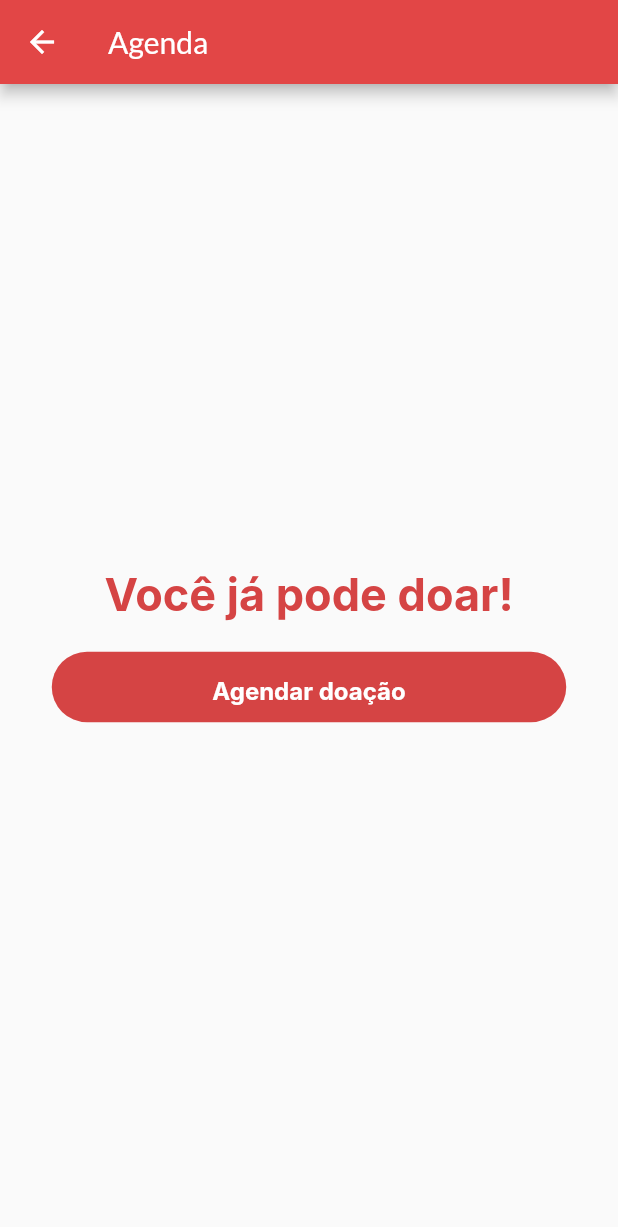
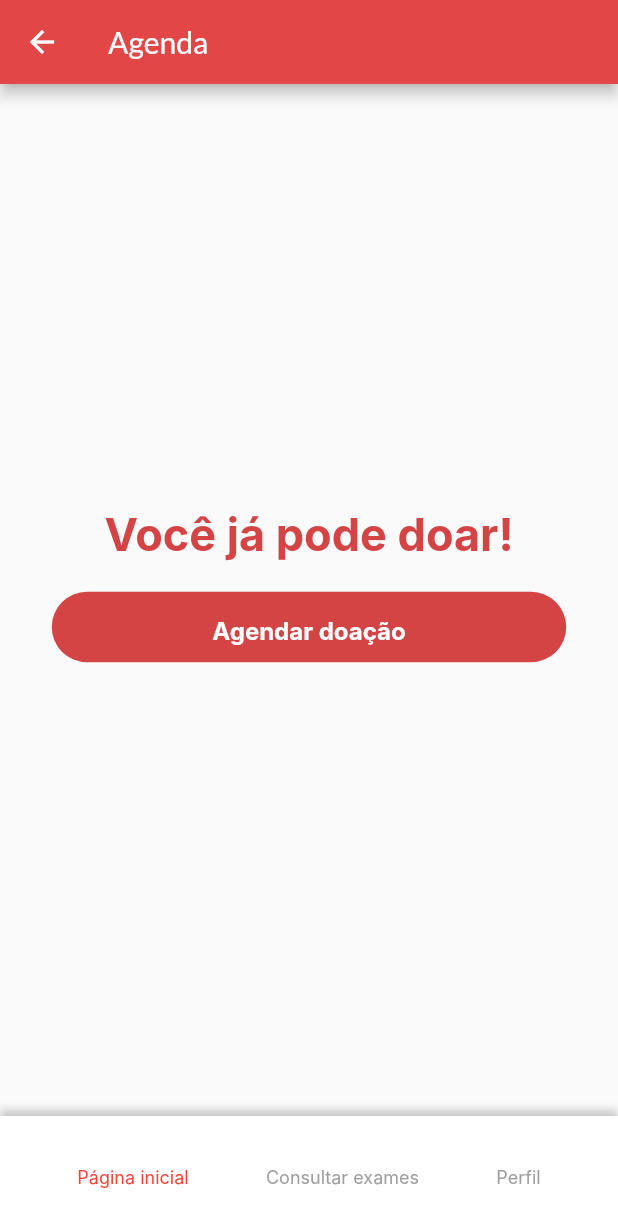
Before and after one commit to AnaNicoleMassaneiro/doa_mais, a Flutter app: the AppointmentsPage screen opened directly, on a phone screen of 412 x 824 dp. Shown: the top 1227 px of the screen. Run offline on Flutter 3.47's test engine with Material 2 defaults, Android fonts, the light colour scheme and no system bars; our stand-ins replace google_fonts; Roboto replaces fonts that are missing (Inter).

Commit message:
adicionando componete de menu

```diff
--- a/lib/src/features/appointments/appointmentsPage.dart
+++ b/lib/src/features/appointments/appointmentsPage.dart
@@ -1,10 +1,14 @@
 import 'package:flutter/material.dart';
-
+import '../menu/MenuComponent.dart';
+import '../menu/TabBarComponent.dart';
 import '../scheduling/schedulingPage.dart';
 import 'components/ButtonPrimary.dart';
 import 'components/TextComponent.dart';
 
 class AppointmentsPage extends StatelessWidget {
+  final List<String> menuItems = ['Item 1', 'Item 2', 'Item 3'];
+  int selectedIndex = 0;
+
   @override
   Widget build(BuildContext context) {
     return Scaffold(
@@ -12,17 +16,29 @@ class AppointmentsPage extends StatelessWidget {
         title: Text('Agenda'),
         backgroundColor: Color(0xFFE24646),
       ),
-      body: Center(
+      body: Column(
+        children: [
+          Expanded(
             child: Column(
               mainAxisAlignment: MainAxisAlignment.center,
               children: [
-            TextComponent(text: 'Você já pode doar!'),
+                Center(
+                  child: TextComponent(text: 'Você já pode doar!'),
+                ),
                 SizedBox(height: 20),
-            ButtonPrimary(),
+                Center(
+                  child: ButtonPrimary(),
+                ),
                 SizedBox(height: 20),
               ],
             ),
           ),
+          Container(
+            width: double.infinity,
+            child: TabBarComponent(),
+          ),
+        ],
+      ),
     );
   }
 }
--- /dev/null
+++ b/lib/src/features/menu/TabBarComponent.dart
@@ -0,0 +1,59 @@
+import 'package:flutter/material.dart';
+
+class TabBarComponent extends StatelessWidget {
+  @override
+  Widget build(BuildContext context) {
+    return Container(
+      width: 375,
+      height: 80,
+      decoration: BoxDecoration(
+        color: Colors.white, // Cor de fundo branca
+        boxShadow: [
+          BoxShadow(
+            color: Colors.black.withOpacity(0.2),
+            offset: Offset(0, -4),
+            blurRadius: 4,
+            spreadRadius: 0,
+          ),
+        ],
+      ),
+      child: Row(
+        mainAxisAlignment: MainAxisAlignment.spaceEvenly,
+        children: [
+
+          Text(
+            'Página inicial',
+            style: TextStyle(
+              color: Colors.red, // Cor do texto vermelha
+              height: 1.5,
+              fontSize: 12,
+              fontFamily: 'Inter',
+              fontWeight: FontWeight.w400,
+            ),
+          ),
+
+          Text(
+            'Consultar exames',
+            style: TextStyle(
+              color: Colors.grey, // Cor do texto cinza escuro
+              height: 1.5,
+              fontSize: 12,
+              fontFamily: 'Inter',
+              fontWeight: FontWeight.w400,
+            ),
+          ),
+          Text(
+            'Perfil',
+            style: TextStyle(
+              color: Colors.grey, // Cor do texto cinza escuro
+              height: 1.5,
+              fontSize: 12,
+              fontFamily: 'Inter',
+              fontWeight: FontWeight.w400,
+            ),
+          ),
+        ],
+      ),
+    );
+  }
+}
```
Also changed, not shown: lib/src/features/menu/MenuComponent.dart (added, +51 -0 lines). Lines whose indentation alone changed are shown as unchanged.
